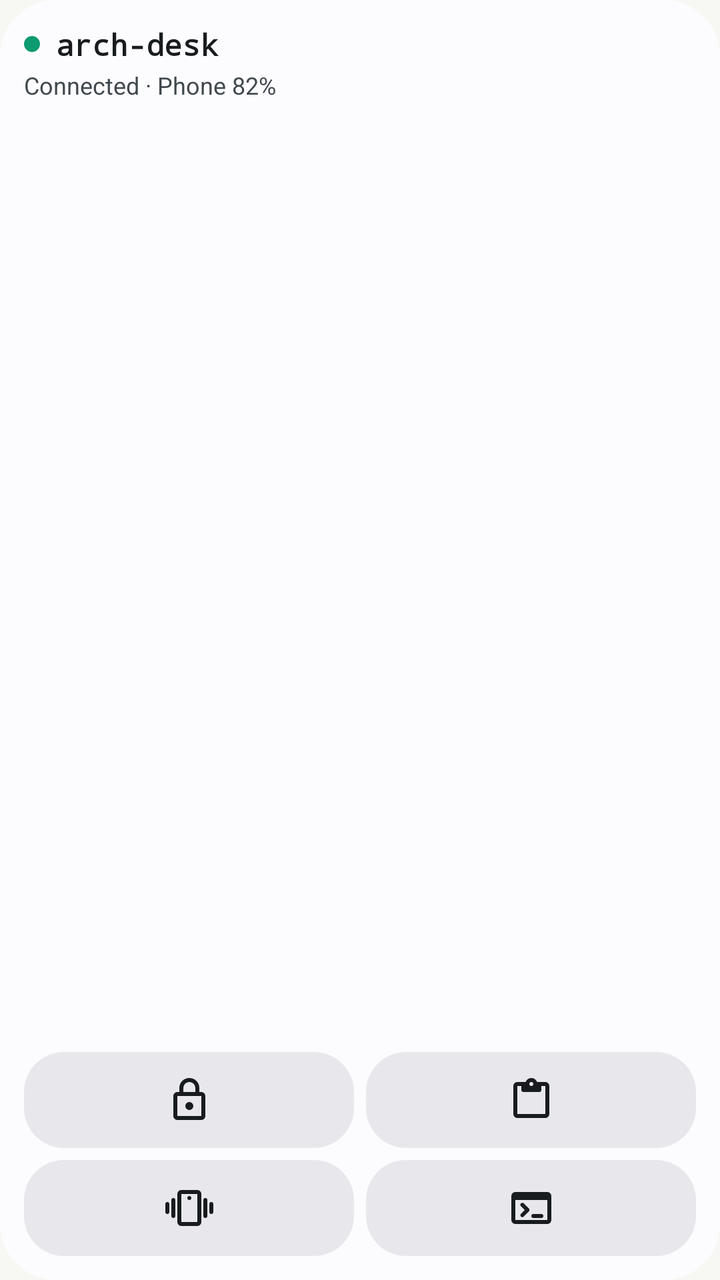
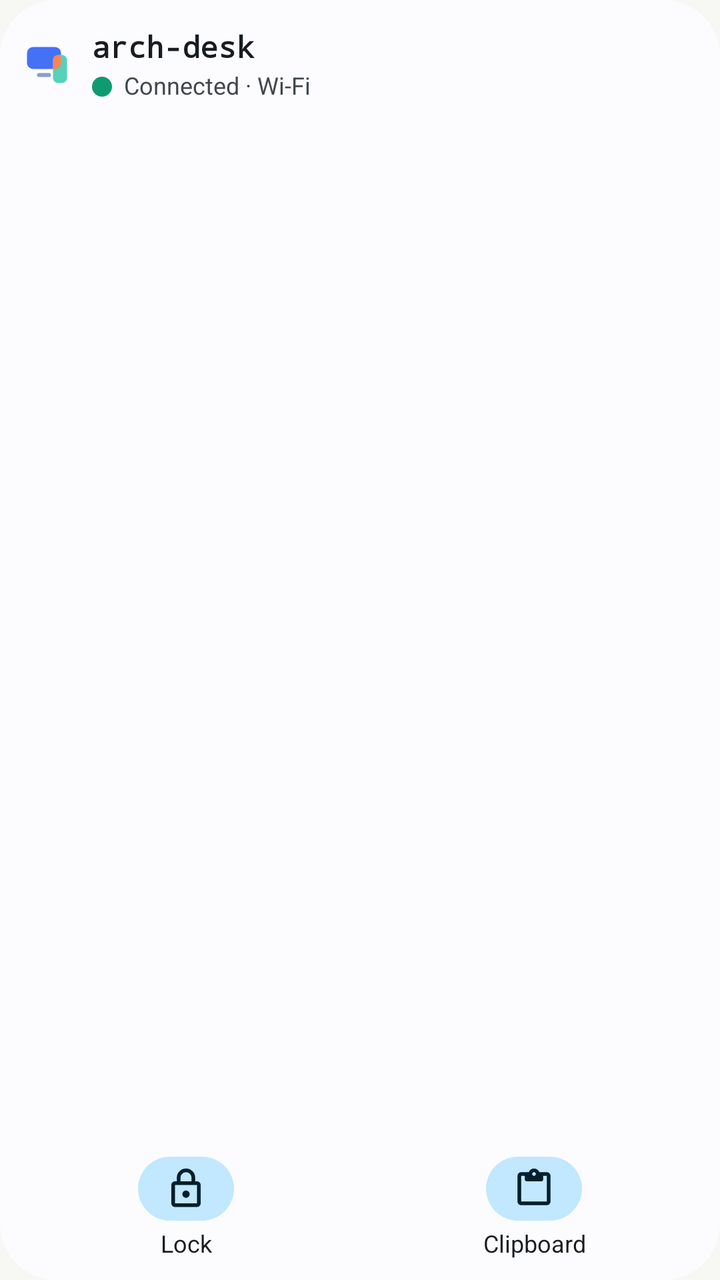

Compare the two renders of this Android layout. The source of the first and the diff that turns it into the second are given below.
<!-- AndroidManifest.xml: application theme DeskLinkTheme.NoActionBar -->
<!-- res/layout/widget_desk_small.xml -->
<?xml version="1.0" encoding="utf-8"?>
<LinearLayout xmlns:android="http://schemas.android.com/apk/res/android"
    xmlns:tools="http://schemas.android.com/tools"
    android:id="@android:id/background"
    tools:ignore="UseAppTint"
    android:layout_width="match_parent"
    android:layout_height="match_parent"
    android:background="@drawable/widget_desk_background"
    android:orientation="vertical"
    android:padding="12dp">

    <LinearLayout
        android:id="@+id/widget_header"
        android:layout_width="match_parent"
        android:layout_height="wrap_content"
        android:gravity="center_vertical"
        android:orientation="horizontal">

        <ImageView
            android:id="@+id/widget_dot"
            android:layout_width="8dp"
            android:layout_height="8dp"
            android:layout_marginEnd="8dp"
            android:importantForAccessibility="no"
            android:src="@drawable/widget_dot_mint" />

        <TextView
            android:id="@+id/widget_name"
            android:layout_width="0dp"
            android:layout_height="wrap_content"
            android:layout_weight="1"
            android:ellipsize="end"
            android:fontFamily="monospace"
            android:maxLines="1"
            android:text="@string/widget_desk_preview_name"
            android:textColor="@color/widget_text"
            android:textSize="15sp"
            android:textStyle="bold" />
    </LinearLayout>

    <TextView
        android:id="@+id/widget_status"
        android:layout_width="match_parent"
        android:layout_height="wrap_content"
        android:layout_marginTop="2dp"
        android:ellipsize="end"
        android:maxLines="1"
        android:text="@string/widget_desk_preview_status"
        android:textColor="@color/widget_text_dim"
        android:textSize="12sp" />

    <FrameLayout
        android:layout_width="match_parent"
        android:layout_height="0dp"
        android:layout_weight="1" />

    <LinearLayout
        android:layout_width="match_parent"
        android:layout_height="wrap_content"
        android:orientation="horizontal">

        <ImageButton
            android:id="@+id/widget_lock"
            android:layout_width="0dp"
            android:layout_height="48dp"
            android:layout_weight="1"
            android:background="@drawable/widget_desk_button"
            android:contentDescription="@string/home_lock_desk"
            android:src="@drawable/sym_lock"
            android:tint="@color/widget_text" />

        <ImageButton
            android:id="@+id/widget_clipboard"
            android:layout_width="0dp"
            android:layout_height="48dp"
            android:layout_marginStart="6dp"
            android:layout_weight="1"
            android:background="@drawable/widget_desk_button"
            android:contentDescription="@string/send_clipboard"
            android:src="@drawable/sym_content_paste"
            android:tint="@color/widget_text" />
    </LinearLayout>

    <LinearLayout
        android:layout_width="match_parent"
        android:layout_height="wrap_content"
        android:layout_marginTop="6dp"
        android:orientation="horizontal">

        <ImageButton
            android:id="@+id/widget_ring"
            android:layout_width="0dp"
            android:layout_height="48dp"
            android:layout_weight="1"
            android:background="@drawable/widget_desk_button"
            android:contentDescription="@string/home_ring_desk"
            android:src="@drawable/sym_vibration"
            android:tint="@color/widget_text" />

        <FrameLayout
            android:layout_width="0dp"
            android:layout_height="48dp"
            android:layout_marginStart="6dp"
            android:layout_weight="1">

            <ImageButton
                android:id="@+id/widget_terminals"
                android:layout_width="match_parent"
                android:layout_height="match_parent"
                android:background="@drawable/widget_desk_button"
                android:contentDescription="@string/widget_open_terminals"
                android:src="@drawable/sym_terminal"
                android:tint="@color/widget_text" />

            <TextView
                android:id="@+id/widget_badge"
                android:layout_width="wrap_content"
                android:layout_height="20dp"
                android:layout_gravity="top|end"
                android:layout_margin="4dp"
                android:background="@drawable/widget_badge"
                android:gravity="center"
                android:minWidth="20dp"
                android:paddingStart="6dp"
                android:paddingEnd="6dp"
                android:textColor="@color/widget_on_coral"
                android:textSize="11sp"
                android:textStyle="bold"
                android:visibility="gone" />
        </FrameLayout>
    </LinearLayout>
</LinearLayout>
<!-- resources referenced by this layout -->
<resources>
  <color name="widget_on_coral">#FFFFFFFF</color>
  <color name="widget_text">#FF18181B</color>
  <!-- drawable sym_terminal (drawable) -->
  <?xml version="1.0" encoding="utf-8"?>
  <vector xmlns:android="http://schemas.android.com/apk/res/android"
      android:width="24dp"
      android:height="24dp"
      android:tint="?attr/colorControlNormal"
      android:viewportWidth="960"
      android:viewportHeight="960">
      <group android:translateY="960">
          <path
              android:fillColor="@android:color/white"
              android:pathData="M160-160q-33 0-56.5-23.5T80-240v-480q0-33 23.5-56.5T160-800h640q33 0 56.5 23.5T880-720v480q0 33-23.5 56.5T800-160H160Zm0-80h640v-400H160v400Zm187-200-76-76q-12-12-11.5-28t12.5-28q12-11 28-11.5t28 11.5l104 104q12 12 12 28t-12 28L328-308q-11 11-27.5 11.5T272-308q-11-11-11-28t11-28l75-76Zm173 160q-17 0-28.5-11.5T480-320q0-17 11.5-28.5T520-360h160q17 0 28.5 11.5T720-320q0 17-11.5 28.5T680-280H520Z" />
      </group>
  </vector>
  <!-- drawable sym_vibration (drawable) -->
  <?xml version="1.0" encoding="utf-8"?>
  <vector xmlns:android="http://schemas.android.com/apk/res/android"
      android:width="24dp"
      android:height="24dp"
      android:tint="?attr/colorControlNormal"
      android:viewportWidth="960"
      android:viewportHeight="960">
      <group android:translateY="960">
          <path
              android:fillColor="@android:color/white"
              android:pathData="M320-120q-33 0-56.5-23.5T240-200v-560q0-33 23.5-56.5T320-840h320q33 0 56.5 23.5T720-760v560q0 33-23.5 56.5T640-120H320Zm320-80v-560H320v560h320ZM508.5-651.5Q520-663 520-680t-11.5-28.5Q497-720 480-720t-28.5 11.5Q440-697 440-680t11.5 28.5Q463-640 480-640t28.5-11.5ZM0-400v-160q0-17 11.5-28.5T40-600q17 0 28.5 11.5T80-560v160q0 17-11.5 28.5T40-360q-17 0-28.5-11.5T0-400Zm120 80v-320q0-17 11.5-28.5T160-680q17 0 28.5 11.5T200-640v320q0 17-11.5 28.5T160-280q-17 0-28.5-11.5T120-320Zm760-80v-160q0-17 11.5-28.5T920-600q17 0 28.5 11.5T960-560v160q0 17-11.5 28.5T920-360q-17 0-28.5-11.5T880-400Zm-120 80v-320q0-17 11.5-28.5T800-680q17 0 28.5 11.5T840-640v320q0 17-11.5 28.5T800-280q-17 0-28.5-11.5T760-320ZM320-200v-560 560Z" />
      </group>
  </vector>
  <!-- drawable widget_badge (drawable) -->
  <?xml version="1.0" encoding="utf-8"?>
  <shape xmlns:android="http://schemas.android.com/apk/res/android" android:shape="rectangle">
      <solid android:color="@color/widget_coral" />
      <corners android:radius="10dp" />
  </shape>
  <!-- drawable widget_desk_button (drawable) -->
  <?xml version="1.0" encoding="utf-8"?>
  <ripple xmlns:android="http://schemas.android.com/apk/res/android" android:color="@color/widget_button_bg">
      <item>
          <shape android:shape="rectangle">
              <solid android:color="@color/widget_button_bg" />
              <corners android:radius="@dimen/widget_inner_radius" />
          </shape>
      </item>
  </ripple>
  <!-- drawable widget_dot_mint (drawable) -->
  <?xml version="1.0" encoding="utf-8"?>
  <shape xmlns:android="http://schemas.android.com/apk/res/android" android:shape="oval">
      <solid android:color="@color/widget_mint" />
      <size android:width="8dp" android:height="8dp" />
  </shape>
  <string name="home_lock_desk">Lock desk</string>
  <string name="home_ring_desk">Ring desk</string>
  <string name="send_clipboard">Send clipboard</string>
  <string name="widget_desk_preview_status">Connected · Phone 82%</string>
  <string name="widget_open_terminals">Open terminals</string>
  <color name="widget_coral">#FFE5533D</color>
  <color name="widget_bg">#FFFFFFFF</color>
  <dimen name="widget_radius">24dp</dimen>
  <color name="widget_button_bg">#0D000000</color>
  <color name="widget_mint">#FF0F9B72</color>
  <color name="brand_primary">#3256D6</color>
  <color name="brand_on_primary">#FFFFFF</color>
  <color name="brand_secondary">#5F5F67</color>
  <color name="brand_tertiary">#0F9B72</color>
  <color name="brand_background">#F7F7F4</color>
  <color name="brand_outline">#D4D4CF</color>
  <dimen name="desk_dialog_radius">24dp</dimen>
  <!-- unchanged entries left out for length: 33 -->
</resources>

<!-- the commit's change to res/layout/widget_desk_small.xml (unified diff, before → after) -->
@@ -6,127 +6,202 @@
     android:layout_width="match_parent"
     android:layout_height="match_parent"
     android:background="@drawable/widget_desk_background"
+    android:importantForAccessibility="no"
     android:orientation="vertical"
-    android:padding="12dp">
+    android:padding="8dp">
+
+    <include layout="@layout/widget_part_header" />
+
+    <FrameLayout
+        android:layout_width="match_parent"
+        android:layout_height="0dp"
+        android:layout_weight="1"
+        android:minHeight="4dp" />
 
     <LinearLayout
-        android:id="@+id/widget_header"
         android:layout_width="match_parent"
         android:layout_height="wrap_content"
-        android:gravity="center_vertical"
+        android:baselineAligned="false"
         android:orientation="horizontal">
 
-        <ImageView
-            android:id="@+id/widget_dot"
-            android:layout_width="8dp"
-            android:layout_height="8dp"
-            android:layout_marginEnd="8dp"
-            android:importantForAccessibility="no"
-            android:src="@drawable/widget_dot_mint" />
+        <LinearLayout
+            android:id="@+id/widget_lock"
+            android:layout_width="0dp"
+            android:layout_height="match_parent"
+            android:layout_weight="1"
+            android:background="@drawable/widget_row_ripple"
+            android:gravity="center"
+            android:minHeight="56dp"
+            android:orientation="vertical"
+            android:paddingTop="2dp"
+            android:paddingBottom="2dp">
+
+            <ImageView
+                android:id="@+id/widget_lock_icon"
+                android:layout_width="48dp"
+                android:layout_height="32dp"
+                android:background="@drawable/widget_chip"
+                android:importantForAccessibility="no"
+                android:paddingStart="13dp"
+                android:paddingTop="5dp"
+                android:paddingEnd="13dp"
+                android:paddingBottom="5dp"
+                android:src="@drawable/sym_lock"
+                android:tint="@color/widget_on_tonal" />
+
+            <TextView
+                android:id="@+id/widget_lock_label"
+                android:layout_width="match_parent"
+                android:layout_height="wrap_content"
+                android:layout_marginTop="3dp"
+                android:ellipsize="end"
+                android:gravity="center"
+                android:importantForAccessibility="no"
+                android:maxLines="1"
+                android:text="@string/widget_lock"
+                android:textColor="@color/widget_text"
+                android:textSize="12sp" />
+        </LinearLayout>
+
+        <LinearLayout
+            android:id="@+id/widget_clipboard"
+            android:layout_width="0dp"
+            android:layout_height="match_parent"
+            android:layout_marginStart="4dp"
+            android:layout_weight="1"
+            android:background="@drawable/widget_row_ripple"
+            android:gravity="center"
+            android:minHeight="56dp"
+            android:orientation="vertical"
+            android:paddingTop="2dp"
+            android:paddingBottom="2dp">
+
+            <ImageView
+                android:id="@+id/widget_clipboard_icon"
+                android:layout_width="48dp"
+                android:layout_height="32dp"
+                android:background="@drawable/widget_chip"
+                android:importantForAccessibility="no"
+                android:paddingStart="13dp"
+                android:paddingTop="5dp"
+                android:paddingEnd="13dp"
+                android:paddingBottom="5dp"
+                android:src="@drawable/sym_content_paste"
+                android:tint="@color/widget_on_tonal" />
+
+            <TextView
+                android:id="@+id/widget_clipboard_label"
+                android:layout_width="match_parent"
+                android:layout_height="wrap_content"
+                android:layout_marginTop="3dp"
+                android:ellipsize="end"
+                android:gravity="center"
+                android:importantForAccessibility="no"
+                android:maxLines="1"
+                android:text="@string/widget_clipboard"
+                android:textColor="@color/widget_text"
+                android:textSize="12sp" />
+        </LinearLayout>
+    </LinearLayout>
+</LinearLayout>
+<!-- res/layout/widget_part_header.xml (included above) -->
+<?xml version="1.0" encoding="utf-8"?>
+<LinearLayout xmlns:android="http://schemas.android.com/apk/res/android"
+    android:id="@+id/w_header"
+    android:layout_width="match_parent"
+    android:layout_height="wrap_content"
+    android:background="@drawable/widget_row_ripple"
+    android:gravity="center_vertical"
+    android:minHeight="48dp"
+    android:orientation="horizontal"
+    android:paddingStart="4dp"
+    android:paddingEnd="4dp">
+
+    <ImageView
+        android:id="@+id/w_mark"
+        android:layout_width="24dp"
+        android:layout_height="24dp"
+        android:importantForAccessibility="no"
+        android:layout_marginEnd="10dp"
+        android:src="@drawable/desklink_mark" />
+
+    <LinearLayout
+        android:layout_width="0dp"
+        android:layout_height="wrap_content"
+        android:layout_weight="1"
+        android:importantForAccessibility="no"
+        android:orientation="vertical">
 
         <TextView
-            android:id="@+id/widget_name"
-            android:layout_width="0dp"
+            android:id="@+id/w_name"
+            android:layout_width="match_parent"
             android:layout_height="wrap_content"
-            android:layout_weight="1"
-            android:ellipsize="end"
+            android:ellipsize="middle"
             android:fontFamily="monospace"
+            android:importantForAccessibility="no"
             android:maxLines="1"
             android:text="@string/widget_desk_preview_name"
             android:textColor="@color/widget_text"
             android:textSize="15sp"
             android:textStyle="bold" />
+
+        <LinearLayout
+            android:layout_width="match_parent"
+            android:layout_height="wrap_content"
+            android:layout_marginTop="1dp"
+            android:gravity="top"
+            android:importantForAccessibility="no"
+            android:orientation="horizontal">
+
+            <ImageView
+                android:id="@+id/w_dot"
+                android:layout_gravity="top"
+                android:layout_marginTop="4dp"
+                android:layout_width="10dp"
+                android:layout_height="10dp"
+                android:layout_marginEnd="6dp"
+                android:importantForAccessibility="no"
+                android:src="@drawable/widget_dot_mint" />
+
+            <TextView
+                android:id="@+id/w_status"
+                android:layout_width="0dp"
+                android:layout_height="wrap_content"
+                android:layout_weight="1"
+                android:ellipsize="end"
+                android:importantForAccessibility="no"
+                android:maxLines="2"
+                android:text="@string/home_short_wifi"
+                android:textColor="@color/widget_text_dim"
+                android:textSize="12sp" />
+        </LinearLayout>
     </LinearLayout>
 
-    <TextView
-        android:id="@+id/widget_status"
-        android:layout_width="match_parent"
+    <LinearLayout
+        android:id="@+id/w_battery"
+        android:layout_width="wrap_content"
         android:layout_height="wrap_content"
-        android:layout_marginTop="2dp"
-        android:ellipsize="end"
-        android:maxLines="1"
-        android:text="@string/widget_desk_preview_status"
-        android:textColor="@color/widget_text_dim"
-        android:textSize="12sp" />
-
-    <FrameLayout
-        android:layout_width="match_parent"
-        android:layout_height="0dp"
-        android:layout_weight="1" />
-
-    <LinearLayout
-        android:layout_width="match_parent"
-        android:layout_height="wrap_content"
-        android:orientation="horizontal">
-
-        <ImageButton
-            android:id="@+id/widget_lock"
-            android:layout_width="0dp"
-            android:layout_height="48dp"
-            android:layout_weight="1"
-            android:background="@drawable/widget_desk_button"
-            android:contentDescription="@string/home_lock_desk"
-            android:src="@drawable/sym_lock"
-            android:tint="@color/widget_text" />
-
-        <ImageButton
-            android:id="@+id/widget_clipboard"
-            android:layout_width="0dp"
-            android:layout_height="48dp"
-            android:layout_marginStart="6dp"
-            android:layout_weight="1"
-            android:background="@drawable/widget_desk_button"
-            android:contentDescription="@string/send_clipboard"
-            android:src="@drawable/sym_content_paste"
-            android:tint="@color/widget_text" />
-    </LinearLayout>
-
-    <LinearLayout
-        android:layout_width="match_parent"
-        android:layout_height="wrap_content"
-        android:layout_marginTop="6dp"
-        android:orientation="horizontal">
-
-        <ImageButton
-            android:id="@+id/widget_ring"
-            android:layout_width="0dp"
-            android:layout_height="48dp"
-            android:layout_weight="1"
-            android:background="@drawable/widget_desk_button"
-            android:contentDescription="@string/home_ring_desk"
-            android:src="@drawable/sym_vibration"
-            android:tint="@color/widget_text" />
-
-        <FrameLayout
-            android:layout_width="0dp"
-            android:layout_height="48dp"
-            android:layout_marginStart="6dp"
-            android:layout_weight="1">
-
-            <ImageButton
-                android:id="@+id/widget_terminals"
-                android:layout_width="match_parent"
-                android:layout_height="match_parent"
-                android:background="@drawable/widget_desk_button"
-                android:contentDescription="@string/widget_open_terminals"
-                android:src="@drawable/sym_terminal"
-                android:tint="@color/widget_text" />
-
-            <TextView
-                android:id="@+id/widget_badge"
-                android:layout_width="wrap_content"
-                android:layout_height="20dp"
-                android:layout_gravity="top|end"
-                android:layout_margin="4dp"
-                android:background="@drawable/widget_badge"
-                android:gravity="center"
-                android:minWidth="20dp"
-                android:paddingStart="6dp"
-                android:paddingEnd="6dp"
-                android:textColor="@color/widget_on_coral"
-                android:textSize="11sp"
-                android:textStyle="bold"
-                android:visibility="gone" />
-        </FrameLayout>
+        android:layout_marginStart="8dp"
+        android:gravity="center_vertical"
+        android:importantForAccessibility="no"
+        android:orientation="horizontal"
+        android:visibility="gone">
+
+        <ImageView
+            android:layout_width="14dp"
+            android:layout_height="14dp"
+            android:importantForAccessibility="no"
+            android:src="@drawable/widget_battery_small" />
+
+        <TextView
+            android:id="@+id/w_battery_text"
+            android:layout_width="wrap_content"
+            android:layout_height="wrap_content"
+            android:layout_marginStart="2dp"
+            android:importantForAccessibility="no"
+            android:maxLines="1"
+            android:text="@string/widget_pc_preview_battery"
+            android:textColor="@color/widget_text_dim"
+            android:textSize="12sp" />
     </LinearLayout>
 </LinearLayout>
<!-- resource entries referenced after the edit -->
@@ -1,67 +1,68 @@
 <!-- resources referenced by this layout -->
 <resources>
-  <color name="widget_on_coral">#FFFFFFFF</color>
+  <color name="widget_on_tonal">#FF1B2F7A</color>
   <color name="widget_text">#FF18181B</color>
-  <!-- drawable sym_terminal (drawable) -->
+  <!-- drawable desklink_mark (drawable) -->
+  <vector xmlns:android="http://schemas.android.com/apk/res/android"
+      android:width="48dp"
+      android:height="48dp"
+      android:viewportWidth="48"
+      android:viewportHeight="48">
+      <path
+          android:fillColor="#4571F7"
+          android:pathData="M9 7H31A6 6 0 0 1 37 13V23A6 6 0 0 1 31 29H9A6 6 0 0 1 3 23V13A6 6 0 0 1 9 7Z" />
+      <path
+          android:fillColor="#8F9CCE"
+          android:pathData="M15 33H25A2 2 0 0 1 27 35V35A2 2 0 0 1 25 37H15A2 2 0 0 1 13 35V35A2 2 0 0 1 15 33Z" />
+      <path
+          android:fillColor="#55D2B9"
+          android:pathData="M34 15H38A5 5 0 0 1 43 20V38A5 5 0 0 1 38 43H34A5 5 0 0 1 29 38V20A5 5 0 0 1 34 15Z" />
+      <path
+          android:fillColor="#FF8257"
+          android:pathData="M34 15H37V23A6 6 0 0 1 31 29H29V20A5 5 0 0 1 34 15Z" />
+  </vector>
+  <!-- drawable widget_battery_small (drawable) -->
   <?xml version="1.0" encoding="utf-8"?>
   <vector xmlns:android="http://schemas.android.com/apk/res/android"
-      android:width="24dp"
-      android:height="24dp"
-      android:tint="?attr/colorControlNormal"
+      android:width="14dp"
+      android:height="14dp"
       android:viewportWidth="960"
       android:viewportHeight="960">
-      <group android:translateY="960">
-          <path
-              android:fillColor="@android:color/white"
-              android:pathData="M160-160q-33 0-56.5-23.5T80-240v-480q0-33 23.5-56.5T160-800h640q33 0 56.5 23.5T880-720v480q0 33-23.5 56.5T800-160H160Zm0-80h640v-400H160v400Zm187-200-76-76q-12-12-11.5-28t12.5-28q12-11 28-11.5t28 11.5l104 104q12 12 12 28t-12 28L328-308q-11 11-27.5 11.5T272-308q-11-11-11-28t11-28l75-76Zm173 160q-17 0-28.5-11.5T480-320q0-17 11.5-28.5T520-360h160q17 0 28.5 11.5T720-320q0 17-11.5 28.5T680-280H520Z" />
-      </group>
+    <path
+        android:fillColor="@color/widget_text_dim"
+        android:pathData="M320,880Q303,880 291.5,868.5Q280,857 280,840L280,200Q280,183 291.5,171.5Q303,160 320,160L400,160L400,120Q400,103 411.5,91.5Q423,80 440,80L520,80Q537,80 548.5,91.5Q560,103 560,120L560,160L640,160Q657,160 668.5,171.5Q680,183 680,200L680,840Q680,857 668.5,868.5Q657,880 640,880L320,880Z"/>
   </vector>
-  <!-- drawable sym_vibration (drawable) -->
-  <?xml version="1.0" encoding="utf-8"?>
-  <vector xmlns:android="http://schemas.android.com/apk/res/android"
-      android:width="24dp"
-      android:height="24dp"
-      android:tint="?attr/colorControlNormal"
-      android:viewportWidth="960"
-      android:viewportHeight="960">
-      <group android:translateY="960">
-          <path
-              android:fillColor="@android:color/white"
-              android:pathData="M320-120q-33 0-56.5-23.5T240-200v-560q0-33 23.5-56.5T320-840h320q33 0 56.5 23.5T720-760v560q0 33-23.5 56.5T640-120H320Zm320-80v-560H320v560h320ZM508.5-651.5Q520-663 520-680t-11.5-28.5Q497-720 480-720t-28.5 11.5Q440-697 440-680t11.5 28.5Q463-640 480-640t28.5-11.5ZM0-400v-160q0-17 11.5-28.5T40-600q17 0 28.5 11.5T80-560v160q0 17-11.5 28.5T40-360q-17 0-28.5-11.5T0-400Zm120 80v-320q0-17 11.5-28.5T160-680q17 0 28.5 11.5T200-640v320q0 17-11.5 28.5T160-280q-17 0-28.5-11.5T120-320Zm760-80v-160q0-17 11.5-28.5T920-600q17 0 28.5 11.5T960-560v160q0 17-11.5 28.5T920-360q-17 0-28.5-11.5T880-400Zm-120 80v-320q0-17 11.5-28.5T800-680q17 0 28.5 11.5T840-640v320q0 17-11.5 28.5T800-280q-17 0-28.5-11.5T760-320ZM320-200v-560 560Z" />
-      </group>
-  </vector>
-  <!-- drawable widget_badge (drawable) -->
+  <!-- drawable widget_chip (drawable) -->
   <?xml version="1.0" encoding="utf-8"?>
   <shape xmlns:android="http://schemas.android.com/apk/res/android" android:shape="rectangle">
-      <solid android:color="@color/widget_coral" />
-      <corners android:radius="10dp" />
+      <solid android:color="@color/widget_tonal" />
+      <corners android:radius="16dp" />
   </shape>
-  <!-- drawable widget_desk_button (drawable) -->
+  <!-- drawable widget_dot_mint (drawable) -->
   <?xml version="1.0" encoding="utf-8"?>
-  <ripple xmlns:android="http://schemas.android.com/apk/res/android" android:color="@color/widget_button_bg">
-      <item>
+  <shape xmlns:android="http://schemas.android.com/apk/res/android" android:shape="oval">
+      <solid android:color="@color/widget_mint" />
+      <size android:width="10dp" android:height="10dp" />
+  </shape>
+  <!-- drawable widget_row_ripple (drawable) -->
+  <?xml version="1.0" encoding="utf-8"?>
+  <ripple xmlns:android="http://schemas.android.com/apk/res/android" android:color="@color/widget_ripple">
+      <item android:id="@android:id/mask">
           <shape android:shape="rectangle">
-              <solid android:color="@color/widget_button_bg" />
+              <solid android:color="#FF000000" />
               <corners android:radius="@dimen/widget_inner_radius" />
           </shape>
       </item>
   </ripple>
-  <!-- drawable widget_dot_mint (drawable) -->
-  <?xml version="1.0" encoding="utf-8"?>
-  <shape xmlns:android="http://schemas.android.com/apk/res/android" android:shape="oval">
-      <solid android:color="@color/widget_mint" />
-      <size android:width="8dp" android:height="8dp" />
-  </shape>
-  <string name="home_lock_desk">Lock desk</string>
-  <string name="home_ring_desk">Ring desk</string>
-  <string name="send_clipboard">Send clipboard</string>
-  <string name="widget_desk_preview_status">Connected · Phone 82%</string>
-  <string name="widget_open_terminals">Open terminals</string>
-  <color name="widget_coral">#FFE5533D</color>
+  <string name="home_short_wifi">Connected · Wi‑Fi</string>
+  <string name="widget_clipboard">Clipboard</string>
+  <string name="widget_lock">Lock</string>
+  <string name="widget_pc_preview_battery">84%</string>
+  <color name="widget_tonal">#FFE2E8FB</color>
   <color name="widget_bg">#FFFFFFFF</color>
   <dimen name="widget_radius">24dp</dimen>
-  <color name="widget_button_bg">#0D000000</color>
   <color name="widget_mint">#FF0F9B72</color>
+  <color name="widget_ripple">#1F000000</color>
   <color name="brand_primary">#3256D6</color>
   <color name="brand_on_primary">#FFFFFF</color>
   <color name="brand_secondary">#5F5F67</color>
